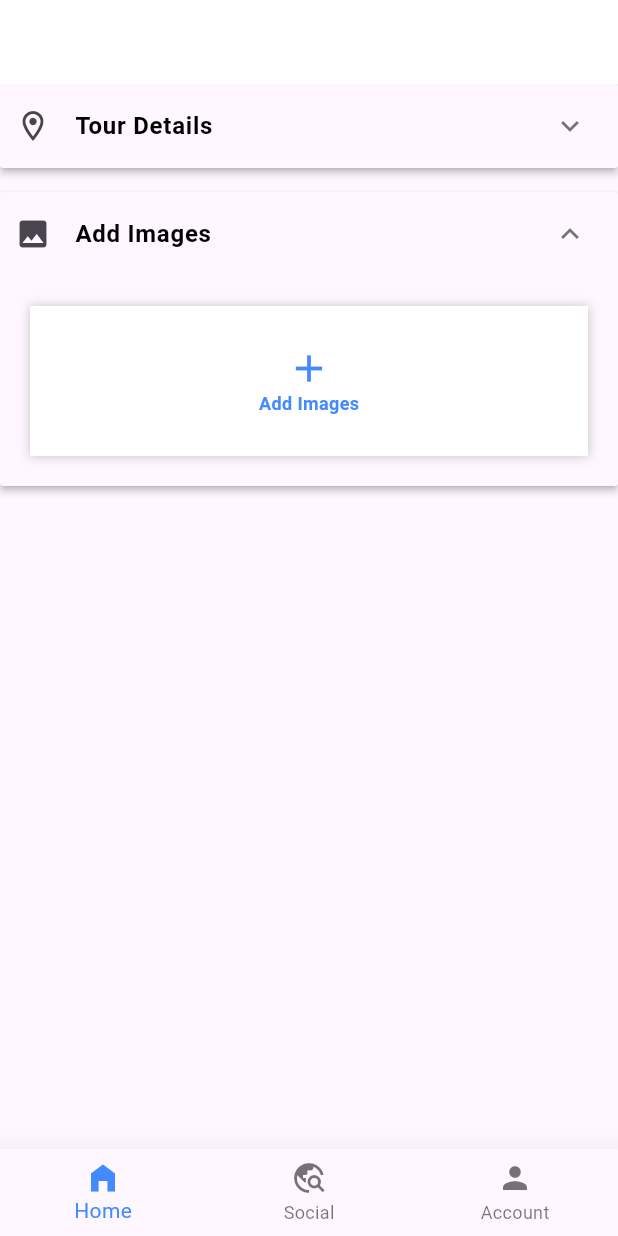
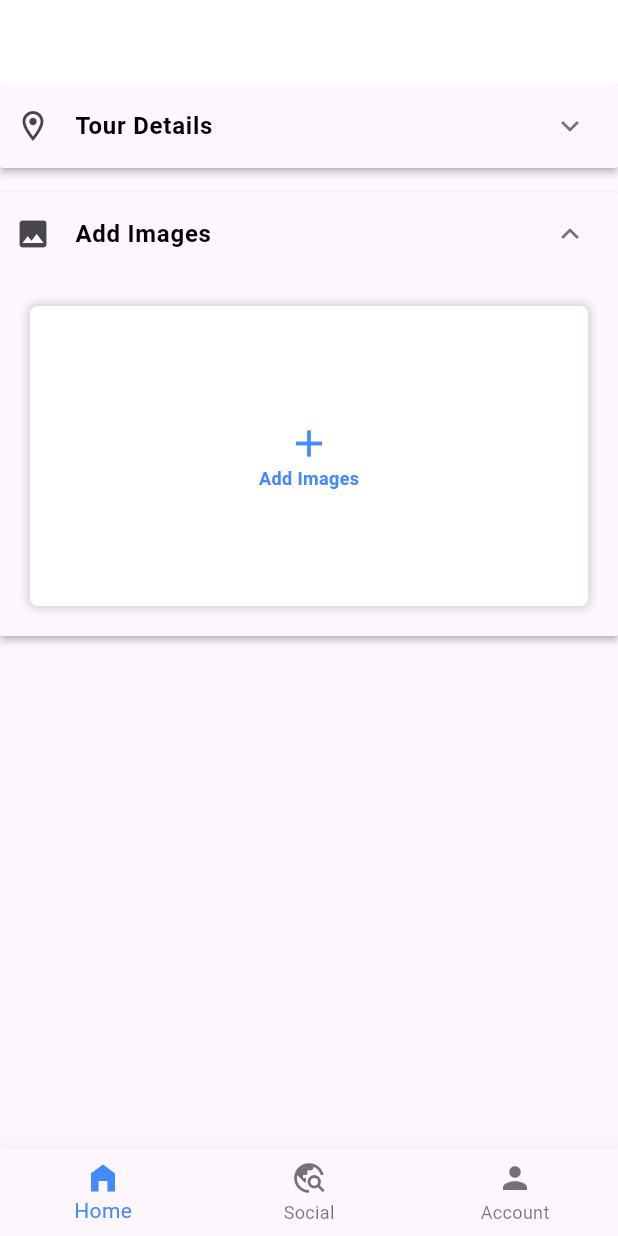
Before and after one commit to truongchanbuu/travel-social-network, a Flutter app: the screen it shows after launch, after a tap on "Tour Details", on a phone screen of 412 x 824 dp. Run offline on Flutter 3.47's test engine with Material 3 defaults, Android fonts, the phone set to English and light mode, and no system bars; our stand-ins replace cached_network_image, calendar_date_picker2, carousel_slider, dio, equatable, firebase_auth and 9 more; missing offline and left inert: animated_hint_textfield, country_code_picker_plus, country_flags, extended_wrap, flutter_quill, flutter_quill_extensions and 2 more; accounts and stored records are empty.

Commit message:
Completed: Add Img Section - Create Tour Page

```diff
--- a/lib/cores/constants/constants.dart
+++ b/lib/cores/constants/constants.dart
@@ -54,6 +54,7 @@ const double ticketDetailPageExpandedAppBarHeight = 250;
 const double imageIndicatorHeight = 80;
 const double dashLength = 10;
 const double createTourFieldHeight = 100;
+const double createTourImagesBox = 200;
 
 // Icons
 const IconData refundableIcon = Icons.money;
--- a/lib/features/review/presentations/widgets/review_item.dart
+++ b/lib/features/review/presentations/widgets/review_item.dart
@@ -6,7 +6,7 @@ import '../../../../generated/l10n.dart';
 import '../../domain/entities/review.dart';
 import '../pages/review_detail_page.dart';
 import 'tour_rating_widget.dart';
-import 'tour_review_image_list.dart';
+import '../../../shared/widgets/limit_image_list.dart';
 
 class ReviewItem extends StatelessWidget {
   final ReviewEntity review;
@@ -93,8 +93,8 @@ class ReviewItem extends StatelessWidget {
                   ),
                   const SizedBox(height: 8),
                   if (imageUrls.isNotEmpty) ...[
-                    TourReviewImageList(
-                      reviewId: review.reviewId,
+                    LimitImageList(
+                      id: review.reviewId,
                       imageUrls: imageUrls,
                       imageSize: imageSize,
                     ),
--- a/lib/features/tour/presentation/pages/create_tour_page.dart
+++ b/lib/features/tour/presentation/pages/create_tour_page.dart
@@ -1,9 +1,10 @@
 import 'package:flutter/material.dart';
+import 'package:multi_image_picker_view/multi_image_picker_view.dart';
 
 import '../../../../cores/constants/constants.dart';
 import '../../../../generated/l10n.dart';
+import '../widgets/create_tour_add_image_section.dart';
 import '../widgets/create_tour_details.dart';
-import 'create_tour_images_page.dart';
 
 class CreateTourPage extends StatefulWidget {
   const CreateTourPage({super.key});
@@ -13,6 +14,7 @@ class CreateTourPage extends StatefulWidget {
 }
 
 class _CreateTourPageState extends State<CreateTourPage> {
+  List<ImageFile> images = List.empty(growable: true);
   Map<String, bool> expansionDetails = {};
 
   @override
@@ -52,44 +54,9 @@ class _CreateTourPageState extends State<CreateTourPage> {
           S.current.addImageLabel,
           leading: const Icon(Icons.image),
         ),
-        body: GestureDetector(
-          onTap: () => Navigator.push(
-              context,
-              MaterialPageRoute(
-                builder: (context) => const CreateTourImagesPage(),
-              )),
-          child: Container(
-            width: double.infinity,
-            height: 100,
-            margin: const EdgeInsets.all(20),
-            decoration: BoxDecoration(color: Colors.white, boxShadow: [
-              BoxShadow(
-                spreadRadius: 1,
-                blurRadius: 5,
-                color: Colors.grey.withOpacity(0.5),
-              )
-            ]),
-            clipBehavior: Clip.antiAliasWithSaveLayer,
-            alignment: Alignment.center,
-            child: Column(
-              mainAxisSize: MainAxisSize.min,
-              children: [
-                const Icon(
-                  Icons.add,
-                  size: 30,
-                  color: primaryColor,
-                ),
-                Text(
-                  S.current.addImageLabel,
-                  style: const TextStyle(
-                    color: primaryColor,
-                    fontWeight: FontWeight.bold,
-                    fontSize: 12,
-                  ),
-                ),
-              ],
-            ),
-          ),
+        body: CreateTourAddImageSection(
+          images: images,
+          onImageSaved: (images) => this.images = images,
         ),
       );
 
@@ -133,7 +100,7 @@ class _CreateTourPageState extends State<CreateTourPage> {
         body: isCustomizable
             ? Container(
                 decoration: BoxDecoration(
-                  borderRadius: const BorderRadius.all(Radius.circular(10)),
+                  borderRadius: inputFieldBorderRadius,
                   boxShadow: [
                     BoxShadow(
                       color: Colors.grey.withOpacity(0.5),
--- a/lib/features/tour/presentation/pages/tour_desc_editor_page.dart
+++ b/lib/features/tour/presentation/pages/tour_desc_editor_page.dart
@@ -94,7 +94,7 @@ class _TourDescEditorPageState extends State<TourDescEditorPage> {
             child: GestureDetector(
               onTap: _saveDescription,
               child: Text(
-                S.current.save,
+                S.current.save.toUpperCase(),
                 style: const TextStyle(
                   color: primaryColor,
                   fontWeight: FontWeight.bold,
--- /dev/null
+++ b/lib/features/tour/presentation/widgets/create_tour_add_image_section.dart
@@ -0,0 +1,100 @@
+import 'package:flutter/material.dart';
+import 'package:multi_image_picker_view/multi_image_picker_view.dart';
+
+import '../../../../cores/constants/constants.dart';
+import '../../../../generated/l10n.dart';
+import '../../../shared/widgets/limit_image_list.dart';
+import '../pages/create_tour_images_page.dart';
+
+class CreateTourAddImageSection extends StatefulWidget {
+  final List<ImageFile> images;
+  final void Function(List<ImageFile> images) onImageSaved;
+  const CreateTourAddImageSection(
+      {super.key, required this.images, required this.onImageSaved});
+
+  @override
+  State<CreateTourAddImageSection> createState() =>
+      _CreateTourAddImageSectionState();
+}
+
+class _CreateTourAddImageSectionState extends State<CreateTourAddImageSection> {
+  List<ImageFile> _images = List.empty(growable: true);
+
+  @override
+  void initState() {
+    super.initState();
+    _images = widget.images;
+  }
+
+  @override
+  Widget build(BuildContext context) {
+    if (_images.isNotEmpty) {
+      return _buildImageUI();
+    }
+
+    return _buildNoImageUI();
+  }
+
+  Widget _buildNoImageUI() {
+    return GestureDetector(
+      onTap: () => _pickImage(context),
+      child: Container(
+        width: double.infinity,
+        height: createTourImagesBox,
+        margin: const EdgeInsets.all(20),
+        decoration: BoxDecoration(
+          color: Colors.white,
+          boxShadow: [
+            BoxShadow(
+              spreadRadius: 1,
+              blurRadius: 5,
+              color: Colors.grey.withOpacity(0.5),
+            )
+          ],
+          borderRadius: inputFieldBorderRadius,
+        ),
+        clipBehavior: Clip.antiAliasWithSaveLayer,
+        alignment: Alignment.center,
+        child: Column(
+          mainAxisSize: MainAxisSize.min,
+          children: [
+            const Icon(
+              Icons.add,
+              size: 30,
+              color: primaryColor,
+            ),
+            Text(
+              S.current.addImageLabel,
+              style: const TextStyle(
+                color: primaryColor,
+                fontWeight: FontWeight.bold,
+                fontSize: 12,
+              ),
+            ),
+          ],
+        ),
+      ),
+    );
+  }
+
+  Widget _buildImageUI() => Padding(
+        padding: const EdgeInsets.all(defaultPadding),
+        child: LimitImageList(
+          id: 'TMP',
+          imageUrls: _images.map((img) => img.path!).toList(),
+          imageSize: 200,
+        ),
+      );
+
+  void _pickImage(BuildContext context) async {
+    var data = await Navigator.push(
+      context,
+      MaterialPageRoute(
+        builder: (context) => CreateTourImagesPage(images: _images),
+      ),
+    );
+
+    if (data != null) setState(() => _images = data);
+    widget.onImageSaved(_images);
+  }
+}
```
Also changed, not shown: lib/features/shared/widgets/limit_image_list.dart (renamed from lib/features/review/presentations/widgets/tour_review_image_list.dart, +9 -9 lines), lib/features/tour/presentation/pages/create_tour_images_page.dart (+83 -3 lines).
